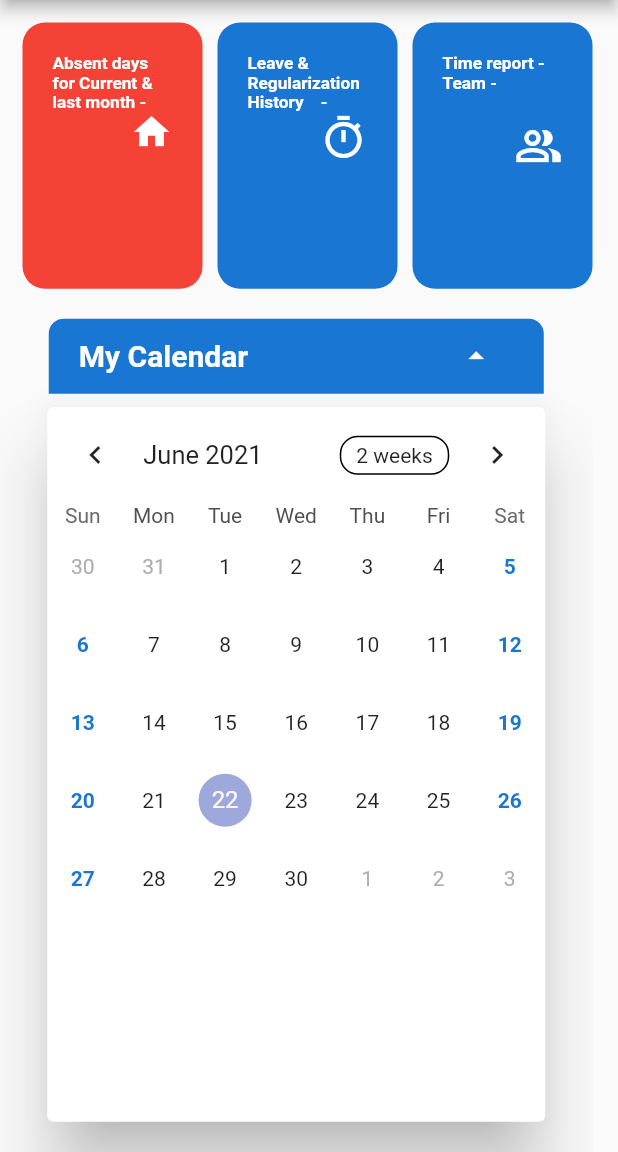
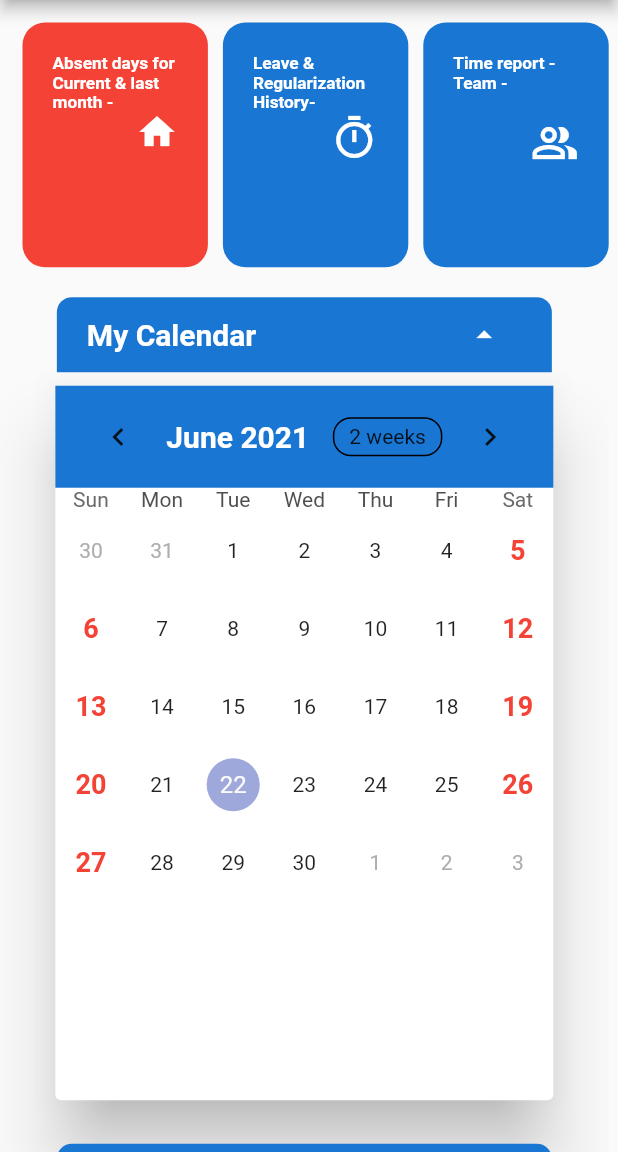
Before and after one commit to Garvit-Jhawar/Jio-Flutter-Assignment, a Flutter app: the screen it shows after launch, after a tap on "My Calendar", on a phone screen of 412 x 824 dp, the part 84-1236 px from its top. Run offline on Flutter 3.47's test engine with Material 2 defaults, Android fonts, the phone set to English and light mode, and no system bars; drawn by our look-alikes of table_calendar.

Commit message:
second commit

```diff
--- a/lib/Screens/calendar_screen.dart
+++ b/lib/Screens/calendar_screen.dart
@@ -28,8 +28,19 @@ class CalendarScreen extends StatelessWidget {
               child: TableCalendar(
                   calendarStyle: CalendarStyle(
                     weekendTextStyle: TextStyle(
+                        color: Colors.red,
+                        fontWeight: FontWeight.bold,
+                        fontSize: 18),
+                  ),
+                  headerStyle: HeaderStyle(
+                    titleTextStyle: TextStyle(
+                      color: Colors.white,
+                      fontSize: 20,
+                      fontWeight: FontWeight.bold,
+                    ),
+                    headerPadding: EdgeInsets.all(10),
+                    decoration: BoxDecoration(
                       color: Colors.blue[700],
-                      fontWeight: FontWeight.bold,
                     ),
                   ),
                   focusedDay: DateTime.now(),
--- a/lib/Screens/holiday_calendar_screen.dart
+++ b/lib/Screens/holiday_calendar_screen.dart
@@ -28,7 +28,7 @@ class HolidayCalendarScreen extends StatelessWidget {
                   style: TextStyle(
                       fontSize: 20,
                       color: Colors.green,
-                      fontWeight: FontWeight.bold),
+                      fontWeight: FontWeight.w400),
                 ),
               ),
               SizedBox(
@@ -47,7 +47,7 @@ class HolidayCalendarScreen extends StatelessWidget {
     return Container(
       padding: EdgeInsets.all(5),
       height: 300,
-      width: 350,
+      width: maxWidth * 0.85,
       child: Card(
           elevation: 20,
           child: SingleChildScrollView(
--- a/lib/main.dart
+++ b/lib/main.dart
@@ -37,9 +37,9 @@ class MyHomePage extends StatefulWidget {
 }
 
 class _MyHomePageState extends State<MyHomePage> {
-  bool holidayCalendarScreen = false;
-  bool applyLeaveScreen = false;
-  bool calendarScreen = false;
+  var holidayCalendarScreen;
+  var applyLeaveScreen;
+  var calendarScreen;
   @override
   void initState() {
     holidayCalendarScreen = false;
@@ -51,9 +51,8 @@ class _MyHomePageState extends State<MyHomePage> {
   @override
   Widget build(BuildContext context) {
     final Size size = MediaQuery.of(context).size;
-    final double categoryHeight =
-        MediaQuery.of(context).size.height * 0.30 - 50;
-    // final double categoryWidth = MediaQuery.of(context).size.width * 0.1;
+    final double categoryHeight = MediaQuery.of(context).size.height * 0.22;
+    final double categoryWidth = MediaQuery.of(context).size.width * 0.3;
     return Scaffold(
       appBar: AppBar(
         title: Text(
@@ -82,7 +81,7 @@ class _MyHomePageState extends State<MyHomePage> {
                   children: <Widget>[
                     Container(
                       height: categoryHeight,
-                      width: 120,
+                      width: categoryWidth,
                       decoration: BoxDecoration(
                           color: Colors.red,
                           borderRadius:
@@ -120,7 +119,7 @@ class _MyHomePageState extends State<MyHomePage> {
                     ),
                     Container(
                       height: categoryHeight,
-                      width: 120,
+                      width: categoryWidth,
                       decoration: BoxDecoration(
                           color: Colors.blue[700],
                           borderRadius:
@@ -133,7 +132,7 @@ class _MyHomePageState extends State<MyHomePage> {
                             Column(
                               children: [
                                 Text(
-                                  "Leave & Regularization History    -",
+                                  "Leave & Regularization History-",
                                   style: TextStyle(
                                       fontSize: 11.5,
                                       color: Colors.white,
@@ -161,7 +160,7 @@ class _MyHomePageState extends State<MyHomePage> {
                     ),
                     Container(
                       height: categoryHeight,
-                      width: 120,
+                      width: categoryWidth,
                       decoration: BoxDecoration(
                           color: Colors.blue[700],
                           borderRadius:
@@ -174,14 +173,14 @@ class _MyHomePageState extends State<MyHomePage> {
                             Column(
                               children: [
                                 Text(
-                                  "Time report -            Team -",
+                                  "Time report - Team -",
                                   style: TextStyle(
                                       fontSize: 11.5,
                                       color: Colors.white,
                                       fontWeight: FontWeight.bold),
                                 ),
                                 SizedBox(
-                                  height: 20,
+                                  height: 18,
                                 ),
                                 Container(
                                   alignment: Alignment.bottomRight,
@@ -408,7 +407,7 @@ class _MyHomePageState extends State<MyHomePage> {
                                       fontSize: 20,
                                       fontWeight: FontWeight.bold),
                                 ),
-                                SizedBox(width: 90),
+                                SizedBox(width: 95),
                                 Icon(
                                   Icons.arrow_drop_up_outlined,
                                   color: Colors.white,
@@ -437,7 +436,7 @@ class _MyHomePageState extends State<MyHomePage> {
                                       fontSize: 20,
                                       fontWeight: FontWeight.bold),
                                 ),
-                                SizedBox(width: 90),
+                                SizedBox(width: 95),
                                 Icon(
                                   Icons.arrow_drop_down,
                                   color: Colors.white,
```
Also changed, not shown: lib/Screens/apply_for_Leave_Screen.dart (+13 -11 lines), lib/Screens/apply_leave_screen.dart (+6 -6 lines).
